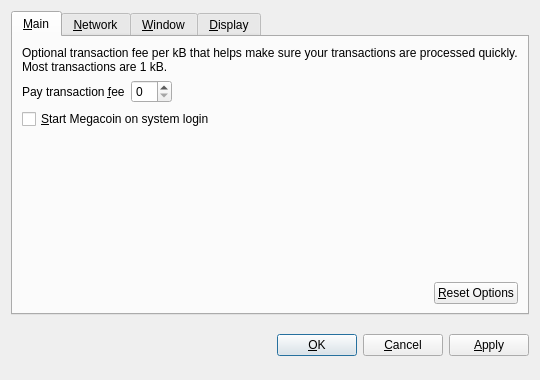
Above: src/qt/forms/optionsdialog.ui from LIMXTEC/Megacoin before the change. Below: the same form after it.
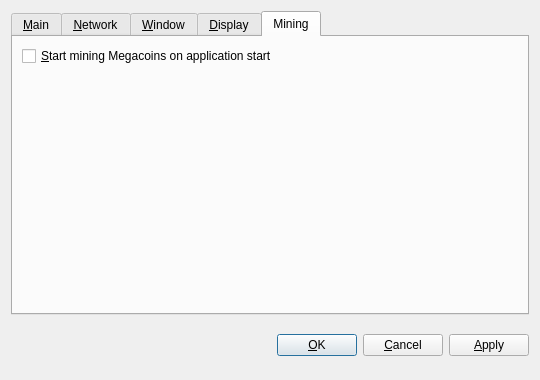
That is the form after the change. The open tabs and pages were chosen to show the change. Custom widgets are drawn as their Qt base class.

Diff of the .ui file:
```diff
--- a/src/qt/forms/optionsdialog.ui
+++ b/src/qt/forms/optionsdialog.ui
@@ -378,6 +378,36 @@
        </item>
       </layout>
      </widget>
+     <widget class="QWidget" name="tabMining">
+      <attribute name="title">
+       <string>Mining</string>
+      </attribute>
+      <layout class="QVBoxLayout" name="verticalLayout_Display">
+       <item>
+        <widget class="QCheckBox" name="autoMining">
+         <property name="toolTip">
+          <string/>
+         </property>
+         <property name="text">
+          <string>&amp;Start mining Megacoins on application start</string>
+         </property>
+        </widget>
+       </item>
+       <item>
+        <spacer name="verticalSpacer_Mining">
+         <property name="orientation">
+          <enum>Qt::Vertical</enum>
+         </property>
+         <property name="sizeHint" stdset="0">
+          <size>
+           <width>20</width>
+           <height>40</height>
+          </size>
+         </property>
+        </spacer>
+       </item>
+      </layout>
+     </widget>
     </widget>
    </item>
    <item>
```
